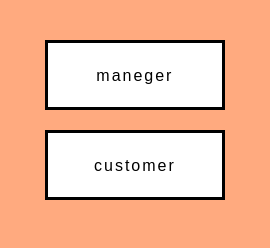
Old version of the form mainwindow.ui in the repository M0tgh3y/MOT-Stor-Qt.
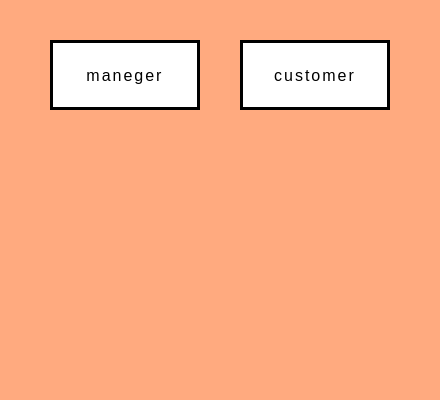
New version of the form.

```diff
--- a/mainwindow.ui
+++ b/mainwindow.ui
@@ -6,8 +6,8 @@
    <rect>
     <x>0</x>
     <y>0</y>
-    <width>270</width>
-    <height>248</height>
+    <width>440</width>
+    <height>400</height>
    </rect>
   </property>
   <property name="windowTitle">
@@ -20,9 +20,9 @@
    <widget class="QPushButton" name="manager">
     <property name="geometry">
      <rect>
-      <x>45</x>
+      <x>50</x>
       <y>40</y>
-      <width>180</width>
+      <width>150</width>
       <height>70</height>
      </rect>
     </property>
@@ -72,9 +72,9 @@
    <widget class="QPushButton" name="customer">
     <property name="geometry">
      <rect>
-      <x>45</x>
-      <y>130</y>
-      <width>180</width>
+      <x>240</x>
+      <y>40</y>
+      <width>150</width>
       <height>70</height>
      </rect>
     </property>
```
Left out of the diff: 2 changed lines with no effect on the pictures.
